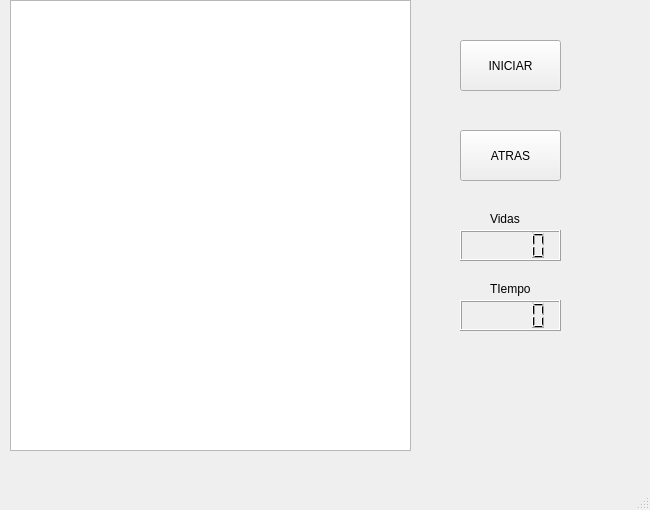
This is mundo2.ui in hahf1010/proyectofinal as Qt 5 draws it before an edit. The edited form follows.
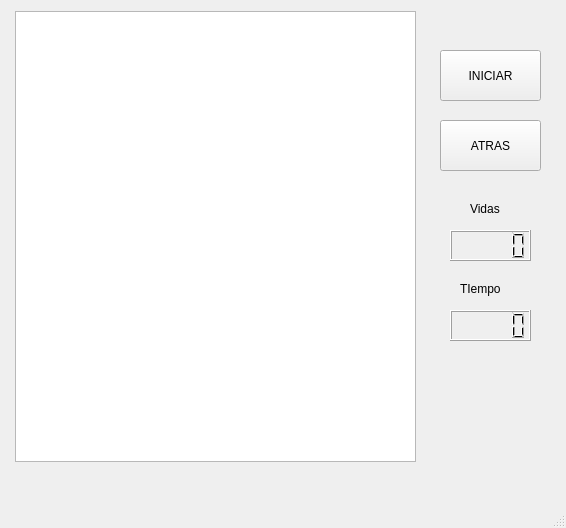
This is the edited form. Icons and pictures are not drawn.

What changed in the file:
```diff
--- a/mundo2.ui
+++ b/mundo2.ui
@@ -1,13 +1,13 @@
 <?xml version="1.0" encoding="UTF-8"?>
 <ui version="4.0">
- <class>MainWindow</class>
- <widget class="QMainWindow" name="MainWindow">
+ <class>mundo2</class>
+ <widget class="QMainWindow" name="mundo2">
   <property name="geometry">
    <rect>
     <x>0</x>
     <y>0</y>
-    <width>650</width>
-    <height>510</height>
+    <width>566</width>
+    <height>528</height>
    </rect>
   </property>
   <property name="windowTitle">
@@ -17,8 +17,8 @@
    <widget class="QGraphicsView" name="mundo">
     <property name="geometry">
      <rect>
-      <x>10</x>
-      <y>0</y>
+      <x>15</x>
+      <y>11</y>
       <width>401</width>
       <height>451</height>
      </rect>
@@ -27,59 +27,43 @@
      <string notr="true">border-image:url(:/imagenes/nivel2.png)</string>
     </property>
    </widget>
-   <widget class="QPushButton" name="iniciar">
-    <property name="geometry">
-     <rect>
-      <x>460</x>
-      <y>40</y>
-      <width>101</width>
-      <height>51</height>
-     </rect>
-    </property>
-    <property name="text">
-     <string>INICIAR</string>
-    </property>
-   </widget>
-   <widget class="QPushButton" name="atras">
-    <property name="geometry">
-     <rect>
-      <x>460</x>
-      <y>130</y>
-      <width>101</width>
-      <height>51</height>
-     </rect>
-    </property>
-    <property name="text">
-     <string>ATRAS</string>
-    </property>
-   </widget>
-   <widget class="QLabel" name="label">
-    <property name="geometry">
-     <rect>
-      <x>490</x>
-      <y>210</y>
-      <width>67</width>
-      <height>17</height>
-     </rect>
-    </property>
-    <property name="text">
-     <string>Vidas</string>
-    </property>
-   </widget>
    <widget class="QLCDNumber" name="vidas">
     <property name="geometry">
      <rect>
-      <x>460</x>
+      <x>450</x>
       <y>230</y>
-      <width>101</width>
+      <width>81</width>
       <height>31</height>
      </rect>
     </property>
    </widget>
+   <widget class="QLCDNumber" name="tiempo">
+    <property name="geometry">
+     <rect>
+      <x>450</x>
+      <y>310</y>
+      <width>81</width>
+      <height>31</height>
+     </rect>
+    </property>
+   </widget>
+   <widget class="QLabel" name="label">
+    <property name="geometry">
+     <rect>
+      <x>470</x>
+      <y>200</y>
+      <width>67</width>
+      <height>17</height>
+     </rect>
+    </property>
+    <property name="text">
+     <string>Vidas</string>
+    </property>
+   </widget>
    <widget class="QLabel" name="label_2">
     <property name="geometry">
      <rect>
-      <x>490</x>
+      <x>460</x>
       <y>280</y>
       <width>67</width>
       <height>17</height>
@@ -89,34 +73,37 @@
      <string>TIempo</string>
     </property>
    </widget>
-   <widget class="QLCDNumber" name="tiempo">
+   <widget class="QPushButton" name="iniciar">
     <property name="geometry">
      <rect>
-      <x>460</x>
-      <y>300</y>
+      <x>440</x>
+      <y>50</y>
       <width>101</width>
-      <height>31</height>
+      <height>51</height>
      </rect>
     </property>
+    <property name="text">
+     <string>INICIAR</string>
+    </property>
    </widget>
-   <widget class="QLabel" name="Boom">
+   <widget class="QPushButton" name="atras">
     <property name="geometry">
      <rect>
-      <x>160</x>
-      <y>390</y>
-      <width>111</width>
-      <height>31</height>
+      <x>440</x>
+      <y>120</y>
+      <width>101</width>
+      <height>51</height>
      </rect>
     </property>
     <property name="text">
-     <string/>
+     <string>ATRAS</string>
     </property>
    </widget>
    <widget class="QLabel" name="meta">
     <property name="geometry">
      <rect>
       <x>120</x>
-      <y>380</y>
+      <y>390</y>
       <width>191</width>
       <height>31</height>
      </rect>
@@ -125,14 +112,27 @@
      <string/>
     </property>
    </widget>
+   <widget class="QLabel" name="Boom">
+    <property name="geometry">
+     <rect>
+      <x>160</x>
+      <y>410</y>
+      <width>111</width>
+      <height>31</height>
+     </rect>
+    </property>
+    <property name="text">
+     <string/>
+    </property>
+   </widget>
   </widget>
   <widget class="QMenuBar" name="menubar">
    <property name="geometry">
     <rect>
      <x>0</x>
      <y>0</y>
-     <width>650</width>
-     <height>21</height>
+     <width>566</width>
+     <height>25</height>
     </rect>
    </property>
   </widget>
```
